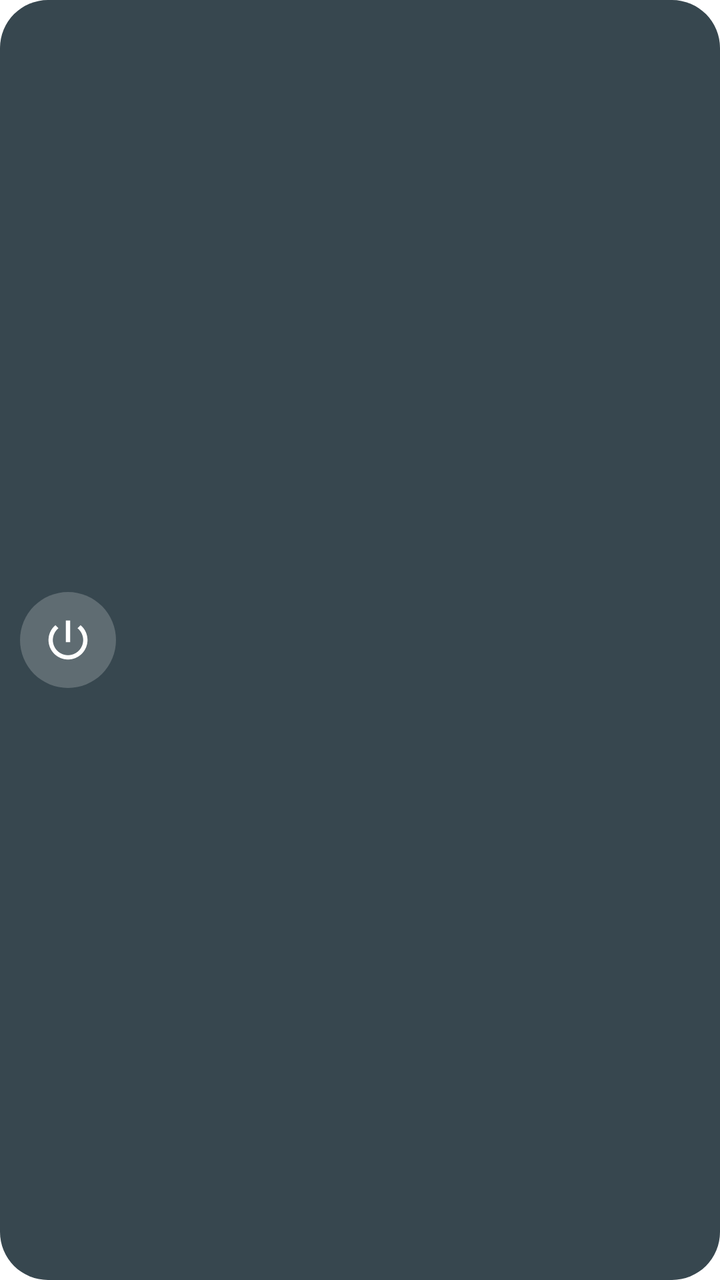
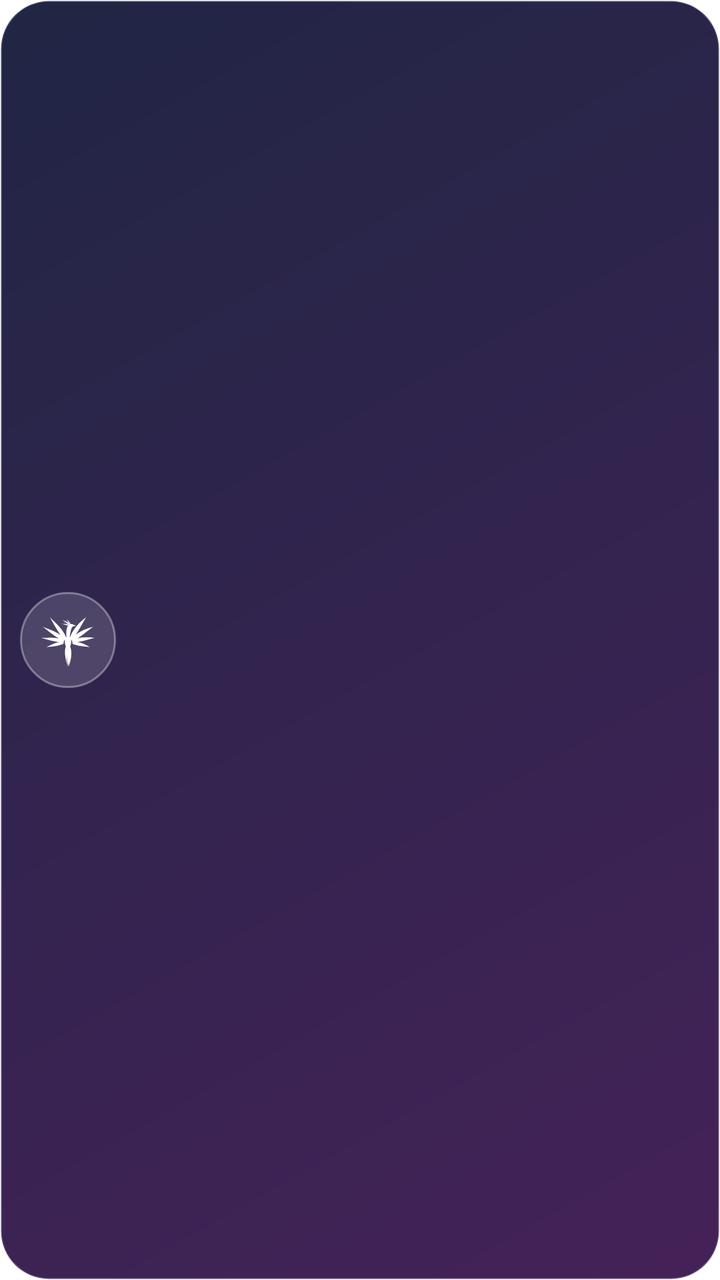

The first picture is an Android layout as it rendered before a commit; the second is the same layout after the commit. The layout source and the unified diff follow.
<!-- AndroidManifest.xml: fallback theme Theme.MaterialComponents.DayNight.NoActionBar -->
<!-- res/layout/widget_vpn.xml -->
<?xml version="1.0" encoding="utf-8"?>
<LinearLayout xmlns:android="http://schemas.android.com/apk/res/android"
    android:id="@+id/widget_root"
    android:layout_width="match_parent"
    android:layout_height="match_parent"
    android:background="@drawable/widget_bg"
    android:gravity="center_vertical"
    android:orientation="horizontal"
    android:padding="10dp">

    <ImageView
        android:id="@+id/widget_toggle"
        android:layout_width="48dp"
        android:layout_height="48dp"
        android:background="@drawable/widget_button_bg"
        android:contentDescription="@string/widget_toggle"
        android:padding="11dp"
        android:src="@drawable/ic_widget_power" />

    <LinearLayout
        android:id="@+id/widget_text"
        android:layout_width="0dp"
        android:layout_height="wrap_content"
        android:layout_marginStart="12dp"
        android:layout_weight="1"
        android:orientation="vertical">

        <TextView
            android:id="@+id/widget_status"
            android:layout_width="match_parent"
            android:layout_height="wrap_content"
            android:ellipsize="end"
            android:maxLines="1"
            android:textColor="#FFFFFFFF"
            android:textSize="16sp"
            android:textStyle="bold" />

        <TextView
            android:id="@+id/widget_profile"
            android:layout_width="match_parent"
            android:layout_height="wrap_content"
            android:ellipsize="end"
            android:maxLines="1"
            android:textColor="#CCFFFFFF"
            android:textSize="12sp" />
    </LinearLayout>
</LinearLayout>
<!-- resources referenced by this layout -->
<resources>
  <!-- drawable ic_widget_power (drawable) -->
  <?xml version="1.0" encoding="utf-8"?>
  <vector xmlns:android="http://schemas.android.com/apk/res/android"
      android:width="24dp"
      android:height="24dp"
      android:viewportWidth="24"
      android:viewportHeight="24">
      <path
          android:fillColor="#FFFFFFFF"
          android:pathData="M13,3h-2v10h2L13,3zM17.83,5.17l-1.42,1.42C17.99,7.86 19,9.81 19,12c0,3.87 -3.13,7 -7,7s-7,-3.13 -7,-7c0,-2.19 1.01,-4.14 2.58,-5.42L6.17,5.17C4.23,6.82 3,9.26 3,12c0,4.97 4.03,9 9,9s9,-4.03 9,-9c0,-2.74 -1.23,-5.18 -3.17,-6.83z" />
  </vector>
  <!-- drawable widget_bg (drawable) -->
  <?xml version="1.0" encoding="utf-8"?>
  <shape xmlns:android="http://schemas.android.com/apk/res/android" android:shape="rectangle">
      <solid android:color="#FF37474F" />
      <corners android:radius="24dp" />
  </shape>
  <!-- drawable widget_button_bg (drawable) -->
  <?xml version="1.0" encoding="utf-8"?>
  <shape xmlns:android="http://schemas.android.com/apk/res/android" android:shape="oval">
      <solid android:color="#33FFFFFF" />
  </shape>
  <string name="widget_toggle">Connect or disconnect</string>
</resources>

<!-- the commit's change to res/layout/widget_vpn.xml (unified diff, before → after) -->
@@ -14,8 +14,8 @@
         android:layout_height="48dp"
         android:background="@drawable/widget_button_bg"
         android:contentDescription="@string/widget_toggle"
-        android:padding="11dp"
-        android:src="@drawable/ic_widget_power" />
+        android:padding="9dp"
+        android:src="@drawable/ic_stat_vpn" />
 
     <LinearLayout
         android:id="@+id/widget_text"
<!-- resource entries referenced after the edit -->
@@ -1,26 +1,21 @@
 <!-- resources referenced by this layout -->
 <resources>
-  <!-- drawable ic_widget_power (drawable) -->
-  <?xml version="1.0" encoding="utf-8"?>
-  <vector xmlns:android="http://schemas.android.com/apk/res/android"
-      android:width="24dp"
-      android:height="24dp"
-      android:viewportWidth="24"
-      android:viewportHeight="24">
-      <path
-          android:fillColor="#FFFFFFFF"
-          android:pathData="M13,3h-2v10h2L13,3zM17.83,5.17l-1.42,1.42C17.99,7.86 19,9.81 19,12c0,3.87 -3.13,7 -7,7s-7,-3.13 -7,-7c0,-2.19 1.01,-4.14 2.58,-5.42L6.17,5.17C4.23,6.82 3,9.26 3,12c0,4.97 4.03,9 9,9s9,-4.03 9,-9c0,-2.74 -1.23,-5.18 -3.17,-6.83z" />
-  </vector>
+  <!-- drawable ic_stat_vpn: vector/xml drawable (drawable, 2671 chars, omitted) -->
   <!-- drawable widget_bg (drawable) -->
   <?xml version="1.0" encoding="utf-8"?>
   <shape xmlns:android="http://schemas.android.com/apk/res/android" android:shape="rectangle">
-      <solid android:color="#FF37474F" />
+      <gradient
+          android:angle="315"
+          android:endColor="#F23B1650"
+          android:startColor="#F2141A3A" />
+      <stroke android:width="1dp" android:color="#33FFFFFF" />
       <corners android:radius="24dp" />
   </shape>
   <!-- drawable widget_button_bg (drawable) -->
   <?xml version="1.0" encoding="utf-8"?>
   <shape xmlns:android="http://schemas.android.com/apk/res/android" android:shape="oval">
-      <solid android:color="#33FFFFFF" />
+      <solid android:color="#26FFFFFF" />
+      <stroke android:width="1dp" android:color="#59FFFFFF" />
   </shape>
   <string name="widget_toggle">Connect or disconnect</string>
 </resources>
